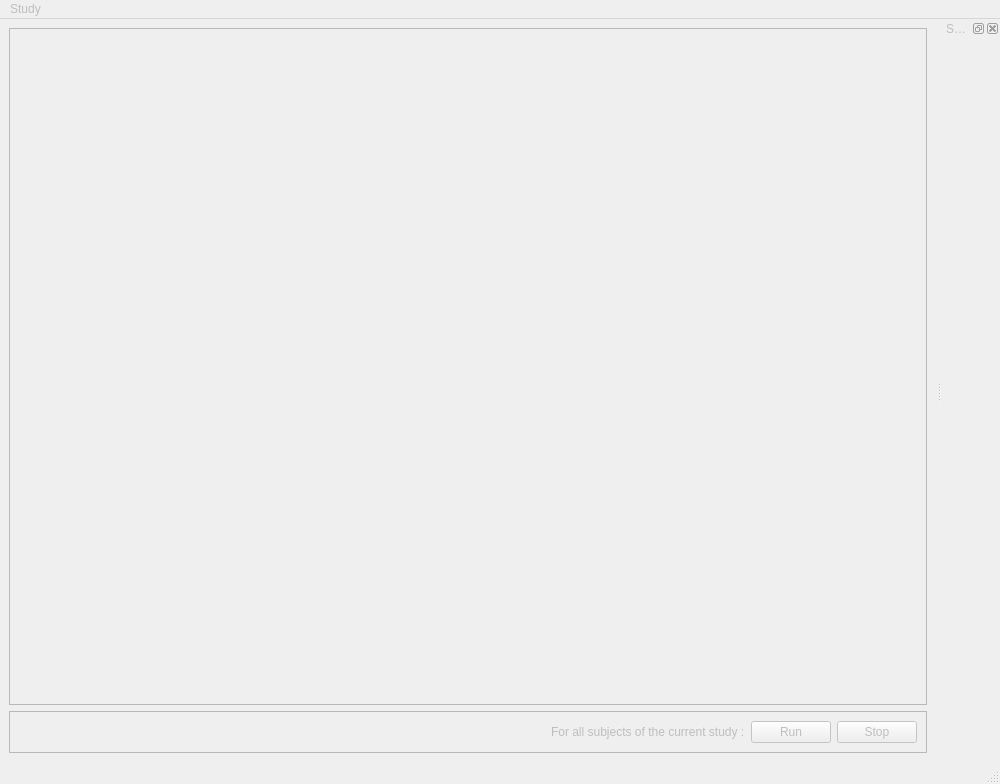
First picture: the form in morphologist/gui/ui/intra_analysis.ui, repository brainvisa/morphologist, before the edit.
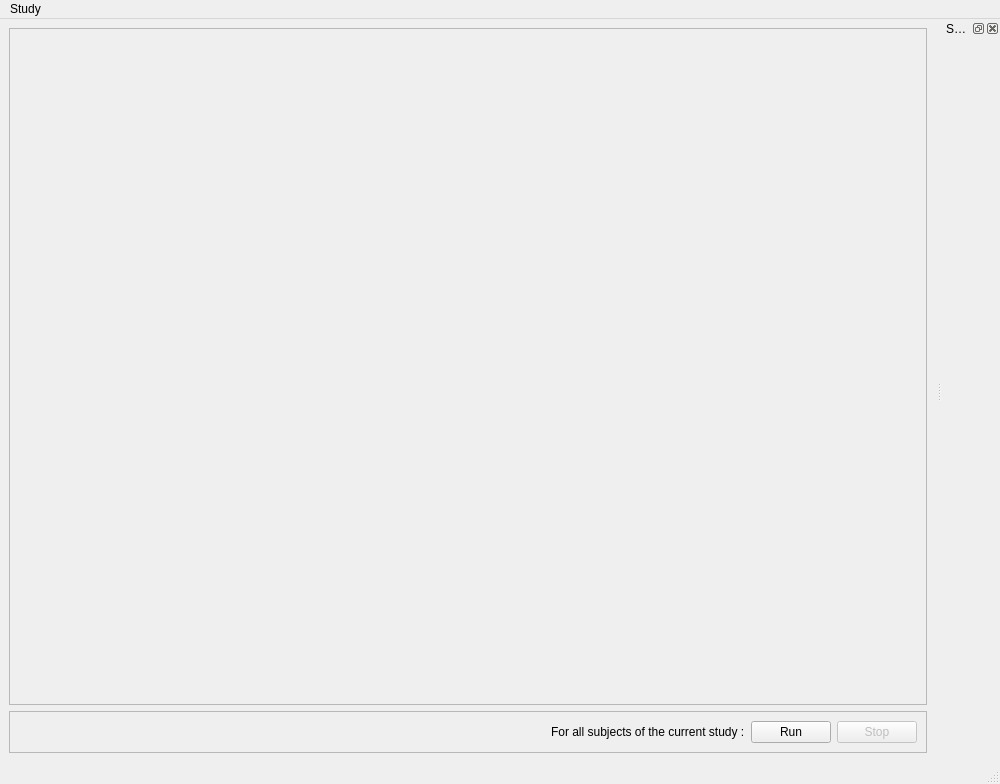
Second picture: the form after the edit.

Commit message: REFAC: the main window is now a QMainWindow

```diff
--- a/morphologist/gui/ui/intra_analysis.ui
+++ b/morphologist/gui/ui/intra_analysis.ui
@@ -3,7 +3,7 @@
  <class>MainWindow</class>
  <widget class="QMainWindow" name="MainWindow">
   <property name="enabled">
-   <bool>false</bool>
+   <bool>true</bool>
   </property>
   <property name="geometry">
    <rect>
```
The commit also changes 3 other files.
